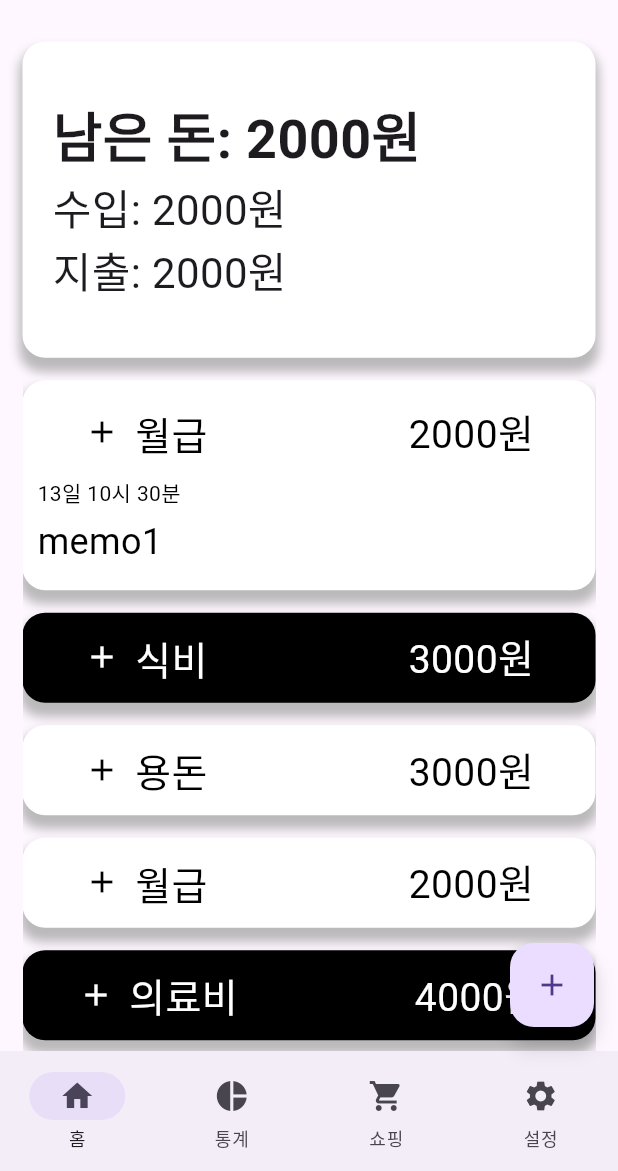
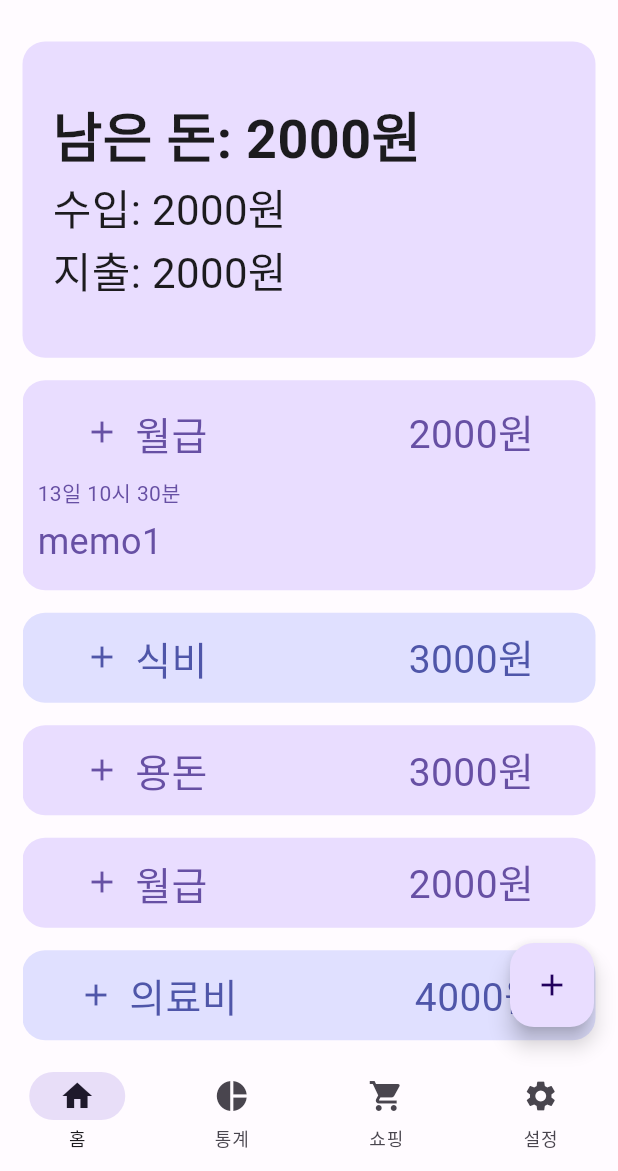
Before and after one commit to tmdeh/pocket-money-management, a Flutter app: the screen it shows after launch, after a tap on "월급", on a phone screen of 412 x 824 dp, the part 65-1236 px from its top. Run offline on Flutter 3.47's test engine with Material 2 defaults, Android fonts, the light colour scheme and no system bars; our stand-ins replace animated_splash_screen, get_it.

Commit message:
테마 적용

```diff
--- a/lib/component/home/recent.dart
+++ b/lib/component/home/recent.dart
@@ -46,16 +46,8 @@ class Recent extends StatelessWidget {
         child: Container(
           width: MediaQuery.of(context).size.width,
           decoration: BoxDecoration(
-            color: Colors.white,
+            color: Theme.of(context).colorScheme.primaryContainer,
             borderRadius: BorderRadius.circular(15),
-            boxShadow: [
-              BoxShadow(
-                color: Colors.grey.withOpacity(0.7),
-                blurRadius: 5.0,
-                spreadRadius: 2.0,
-                offset: const Offset(0, 7)
-              )
-            ],
           ),
           child: Container(
             padding: const EdgeInsets.only(left: 20),
--- a/lib/component/home/record_item.dart
+++ b/lib/component/home/record_item.dart
@@ -58,16 +58,10 @@ class _TileState extends State<RecordItem> {
         curve: Curves.linear,
         onEnd: _onAnimationEnd,
         decoration: BoxDecoration(
-          color: widget.type == RecordType.income ? Colors.white : Colors.black,
+          color: widget.type == RecordType.income ?
+            Theme.of(context).colorScheme.primaryContainer :
+            Theme.of(context).colorScheme.tertiaryContainer,
           borderRadius: BorderRadius.circular(15),
-          boxShadow: [
-            BoxShadow(
-                color: Colors.grey.withOpacity(0.7),
-                blurRadius: 5.0,
-                spreadRadius: 2.0,
-                offset: const Offset(0, 7)
-            )
-          ],
         ),
         child: Padding(
           padding: const EdgeInsets.all(10.0),
@@ -115,7 +109,9 @@ class _Outline extends StatelessWidget {
 
     final textStyle = TextStyle(
       fontSize: 26,
-      color: type == RecordType.income ? Colors.black : Colors.white
+      color: type == RecordType.income ?
+        Theme.of(context).colorScheme.primary :
+        Theme.of(context).colorScheme.tertiary
     );
 
     return Row(
@@ -125,7 +121,9 @@ class _Outline extends StatelessWidget {
           children: [
              Icon(
               Icons.add,
-              color: type == RecordType.income ? Colors.black : Colors.white,
+              color: type == RecordType.income ?
+                Theme.of(context).colorScheme.primary :
+                Theme.of(context).colorScheme.tertiary,
             ),
             const SizedBox(width: 10,),
             Text(category, style: textStyle),
@@ -170,14 +168,18 @@ class _Memo extends StatelessWidget {
             Text(
               "${payDate.day}일 ${payDate.hour}시 ${payDate.minute}분",
               style: TextStyle(
-                color: type == RecordType.income ? Colors.black : Colors.white.withOpacity(0.6),
+                color: type == RecordType.income ?
+                  Theme.of(context).colorScheme.primary :
+                  Theme.of(context).colorScheme.tertiary,
               ),
             ),
             const SizedBox(height: 5,),
             Text(
               memo,
               style: TextStyle(
-                color: type == RecordType.income ? Colors.black : Colors.white,
+                color: type == RecordType.income ?
+                  Theme.of(context).colorScheme.primary :
+                  Theme.of(context).colorScheme.tertiary,
                 fontSize: 24
               ),
               overflow: TextOverflow.ellipsis,
--- a/lib/main.dart
+++ b/lib/main.dart
@@ -19,6 +19,7 @@ class MyApp extends StatelessWidget {
     return MaterialApp(
       theme: lightTheme,
       darkTheme: darkTheme,
+      themeMode: ThemeMode.system,
       home: const SplashScreen()
     );
   }
--- a/lib/thema/dark.dart
+++ b/lib/thema/dark.dart
@@ -1,7 +1,9 @@
 
 import 'package:flutter/material.dart';
+import 'package:pocket_money_management_app/color_schemes.g.dart';
 
 final darkTheme = ThemeData(
   useMaterial3: true,
   brightness: Brightness.dark,
+  colorScheme: darkColorScheme,
 );
--- a/lib/thema/light.dart
+++ b/lib/thema/light.dart
@@ -1,7 +1,9 @@
 
 import 'package:flutter/material.dart';
+import 'package:pocket_money_management_app/color_schemes.g.dart';
 
 final lightTheme = ThemeData(
   useMaterial3: true,
   brightness: Brightness.light,
+  colorScheme: lightColorScheme,
 );
```
Also changed, not shown: lib/color_schemes.g.dart.
